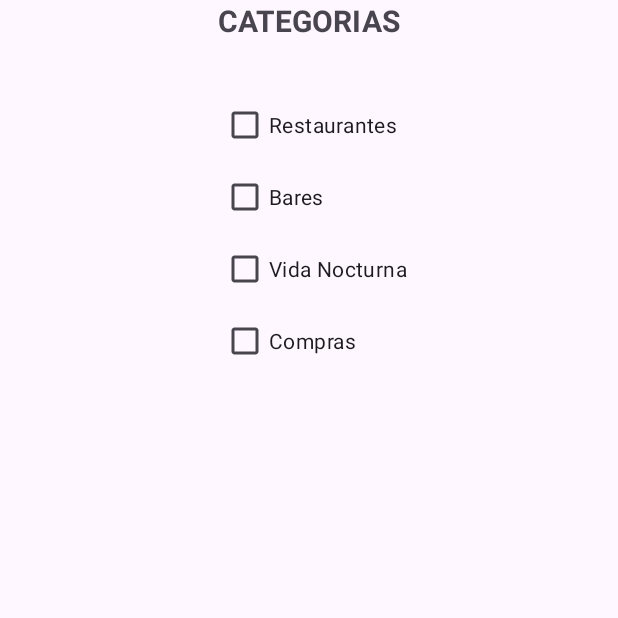
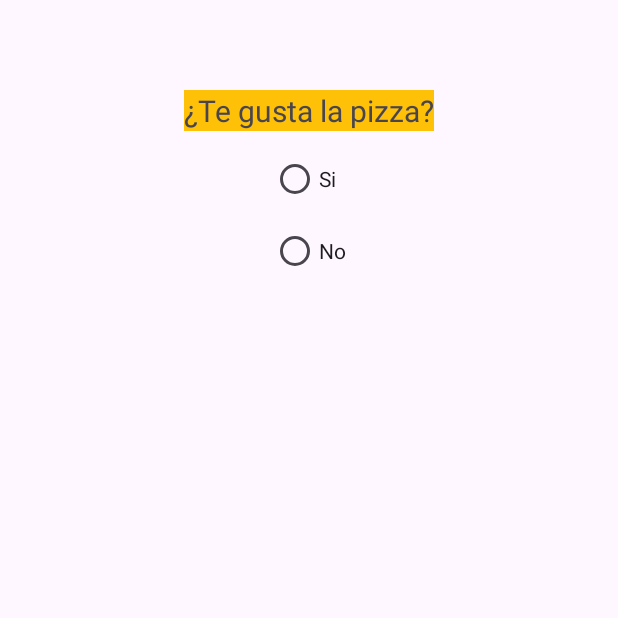
Before and after one commit to MelHerrera/ChecksAndRadios, an Android app: the screen it shows after launch (MainActivity before the commit, RadiosActivity after it), on a phone screen of 412 x 824 dp, the top half of it. Run offline under Robolectric (Android 15) with nearby library versions, the phone set to English and light mode, and no system bars.

Commit message:
intercambio a la activity de los radios -avance de visualizaciòn de los radios

```diff
--- a/app/src/main/AndroidManifest.xml
+++ b/app/src/main/AndroidManifest.xml
@@ -14,6 +14,9 @@
         tools:targetApi="31">
         <activity
             android:name=".MainActivity"
+            android:exported="false" />
+        <activity
+            android:name=".RadiosActivity"
             android:exported="true">
             <intent-filter>
                 <action android:name="android.intent.action.MAIN" />
--- /dev/null
+++ b/app/src/main/java/com/example/checksandradios/RadiosActivity.kt
@@ -0,0 +1,11 @@
+package com.example.checksandradios
+
+import androidx.appcompat.app.AppCompatActivity
+import android.os.Bundle
+
+class RadiosActivity : AppCompatActivity() {
+    override fun onCreate(savedInstanceState: Bundle?) {
+        super.onCreate(savedInstanceState)
+        setContentView(R.layout.activity_radios)
+    }
+}
--- /dev/null
+++ b/app/src/main/res/layout/activity_radios.xml
@@ -0,0 +1,49 @@
+<?xml version="1.0" encoding="utf-8"?>
+<androidx.constraintlayout.widget.ConstraintLayout xmlns:android="http://schemas.android.com/apk/res/android"
+    xmlns:app="http://schemas.android.com/apk/res-auto"
+    xmlns:tools="http://schemas.android.com/tools"
+    android:layout_width="match_parent"
+    android:layout_height="match_parent"
+    tools:context=".RadiosActivity">
+
+    <TextView
+        android:id="@+id/textView2"
+        android:layout_width="wrap_content"
+        android:layout_height="wrap_content"
+        android:layout_marginTop="60dp"
+        android:text="¿Te gusta la pizza?"
+        android:textSize="20sp"
+        android:background="#FFC107"
+        app:layout_constraintEnd_toEndOf="parent"
+        app:layout_constraintStart_toStartOf="parent"
+        app:layout_constraintTop_toTopOf="parent" />
+
+    <RadioGroup
+        android:layout_width="wrap_content"
+        android:layout_height="wrap_content"
+        app:layout_constraintEnd_toEndOf="parent"
+        app:layout_constraintStart_toStartOf="parent"
+        app:layout_constraintTop_toBottomOf="@+id/textView2">
+
+        <RadioButton
+            android:id="@+id/radioButton"
+            android:layout_width="wrap_content"
+            android:layout_height="wrap_content"
+            android:layout_marginTop="8dp"
+            android:text="Si"
+            app:layout_constraintEnd_toEndOf="parent"
+            app:layout_constraintHorizontal_bias="0.498"
+            app:layout_constraintStart_toStartOf="parent"
+            app:layout_constraintTop_toBottomOf="@+id/textView2" />
+
+        <RadioButton
+            android:id="@+id/radioButton2"
+            android:layout_width="wrap_content"
+            android:layout_height="wrap_content"
+            android:text="No"
+            app:layout_constraintEnd_toEndOf="parent"
+            app:layout_constraintStart_toStartOf="parent"
+            app:layout_constraintTop_toBottomOf="@+id/radioButton" />
+
+    </RadioGroup>
+</androidx.constraintlayout.widget.ConstraintLayout>
```
Also changed, not shown: app/src/main/java/com/example/checksandradios/MainActivity.kt (+86 -0 lines), app/src/main/res/layout/activity_main.xml (+10 -0 lines).
